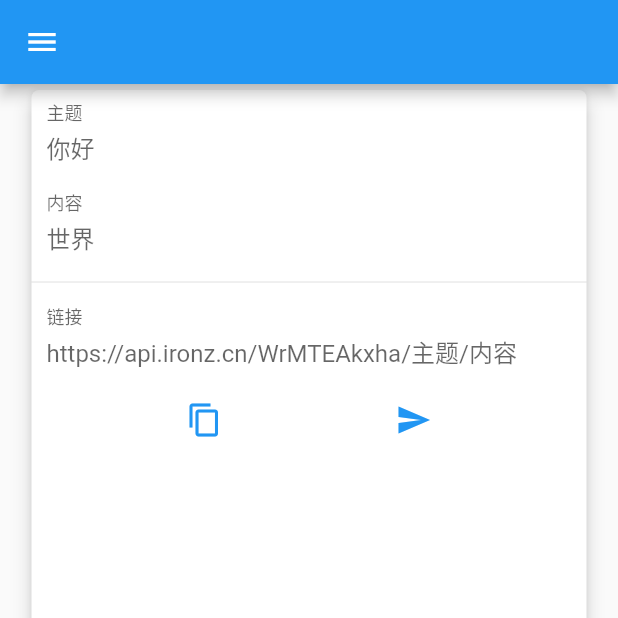
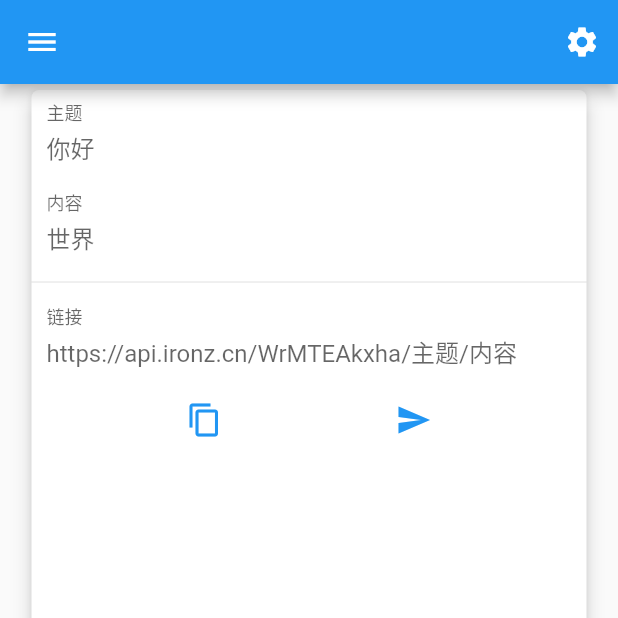
Before and after one commit to fyved24/yell, a Flutter app: the screen it shows after launch, on a phone screen of 412 x 824 dp, the top half of it. Run offline on Flutter 3.47's test engine with Material 2 defaults, Android fonts, the phone set to English and light mode, and no system bars; our stand-ins replace fluttertoast, get, get_storage, logger, random_string; missing offline and left inert: xiao_mi_push_plugin.

Commit message:
添加自定义服务器链接页面

```diff
--- a/lib/home/state.dart
+++ b/lib/home/state.dart
@@ -17,7 +17,8 @@ class HomeState {
       }
     });
   }
-  var url = "https://api.ironz.cn";
+  var url = "https://api.ironz.cn".obs;
+
   // title
   final _title = "".obs;
   var _regId = "".obs;
--- a/lib/home/view.dart
+++ b/lib/home/view.dart
@@ -19,7 +19,17 @@ class HomePage extends GetView<HomeController> {
     Get.put(HomeController());
 
     return Scaffold(
-      appBar: AppBar(title: Text(controller.state.title)),
+      appBar: AppBar(
+        title: Text(controller.state.title),
+        actions: [
+          IconButton(
+            onPressed: () {
+              Get.to(() => SettingsWidget());
+            },
+            icon: Icon(Icons.settings),
+          )
+        ],
+      ),
       body: _buildView(),
       drawer: HistoryListWidget(),
     );
--- a/lib/home/widgets/widgets.dart
+++ b/lib/home/widgets/widgets.dart
@@ -3,3 +3,4 @@ library widgets;
 export './notify_channel.dart';
 export './channel_list.dart';
 export './history_list.dart';
+export './settings.dart';
```
Also changed, not shown: lib/home/controller.dart (+11 -1 lines), lib/home/widgets/settings.dart (added, +33 -0 lines).
